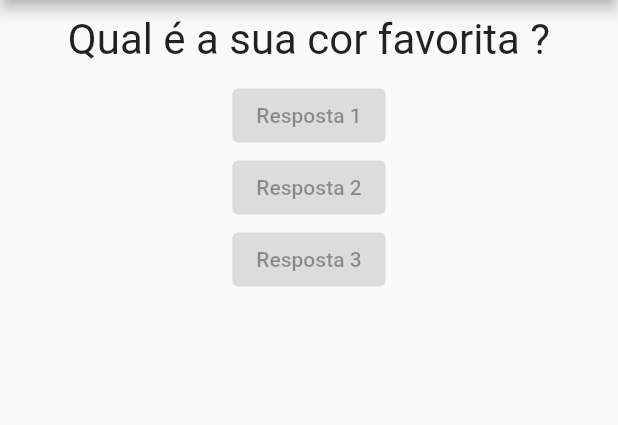
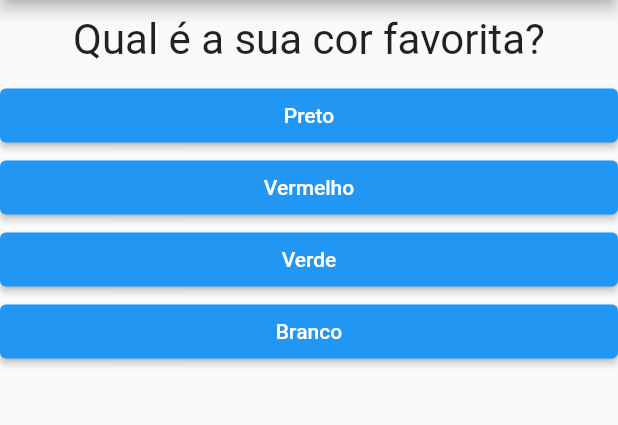
Before and after one commit to ribeletatti/projetoPerguntasFlutter, a Flutter app: the screen it shows after launch, on a phone screen of 412 x 824 dp, the part 84-509 px from its top. Run offline on Flutter 3.47's test engine with Material 2 defaults, Android fonts, the phone set to English and light mode, and no system bars.

Commit message:
Quarto commit

```diff
--- a/lib/main.dart
+++ b/lib/main.dart
@@ -11,15 +11,31 @@ class _PerguntaAppState extends State<PerguntaApp> {
     setState(() {
       _perguntaSelecionada++;
     });
-    print(_perguntaSelecionada);
   }
 
   @override
   Widget build(BuildContext context) {
     final perguntas = [
-      'Qual é a sua cor favorita ?',
-      'Qual é a seu animal favorito ?',
+      {
+        'texto': 'Qual é a sua cor favorita?',
+        'respostas': ['Preto', 'Vermelho', 'Verde', 'Branco'],
+      },
+      {
+        'texto': 'Qual é o seu animal favorito?',
+        'respostas': ['Coelho', 'Cobra', 'Elefante', 'Leão'],
+      },
+      {
+        'texto': 'Qual é o seu instrutor favorito?',
+        'respostas': ['Maria', 'João', 'Leo', 'Pedro'],
+      },
     ];
+
+    List<Widget> respostas = [];
+
+    for (String textoResp
+        in perguntas[_perguntaSelecionada]['respostas'] as List) {
+      respostas.add(Resposta(textoResp, _responder));
+    }
 
     return MaterialApp(
       home: Scaffold(
@@ -28,10 +44,8 @@ class _PerguntaAppState extends State<PerguntaApp> {
         ),
         body: Column(
           children: [
-            Questao(perguntas[_perguntaSelecionada]),
-            Resposta('Resposta 1'),
-            Resposta('Resposta 2'),
-            Resposta('Resposta 3'),
+            Questao(perguntas[_perguntaSelecionada]['texto'] as String),
+            ...respostas,
           ],
         ),
       ),
--- a/lib/resposta.dart
+++ b/lib/resposta.dart
@@ -1,15 +1,23 @@
 import 'package:flutter/material.dart';
 
 class Resposta extends StatelessWidget {
- final String texto;
+  final String texto;
+  final void Function() quandoSelecionado;
 
- Resposta(this.texto);
+  const Resposta(this.texto, this.quandoSelecionado, {super.key});
 
   @override
   Widget build(BuildContext context) {
-    return ElevatedButton(
-           onPressed: null,
-           child: Text(texto),
+    return SizedBox(
+      width: double.infinity,
+      child: ElevatedButton(
+        style: ElevatedButton.styleFrom(
+          backgroundColor: Colors.blue,
+          foregroundColor: Colors.white,
+        ),
+        onPressed: quandoSelecionado,
+        child: Text(texto),
+      ),
     );
   }
 }
```
